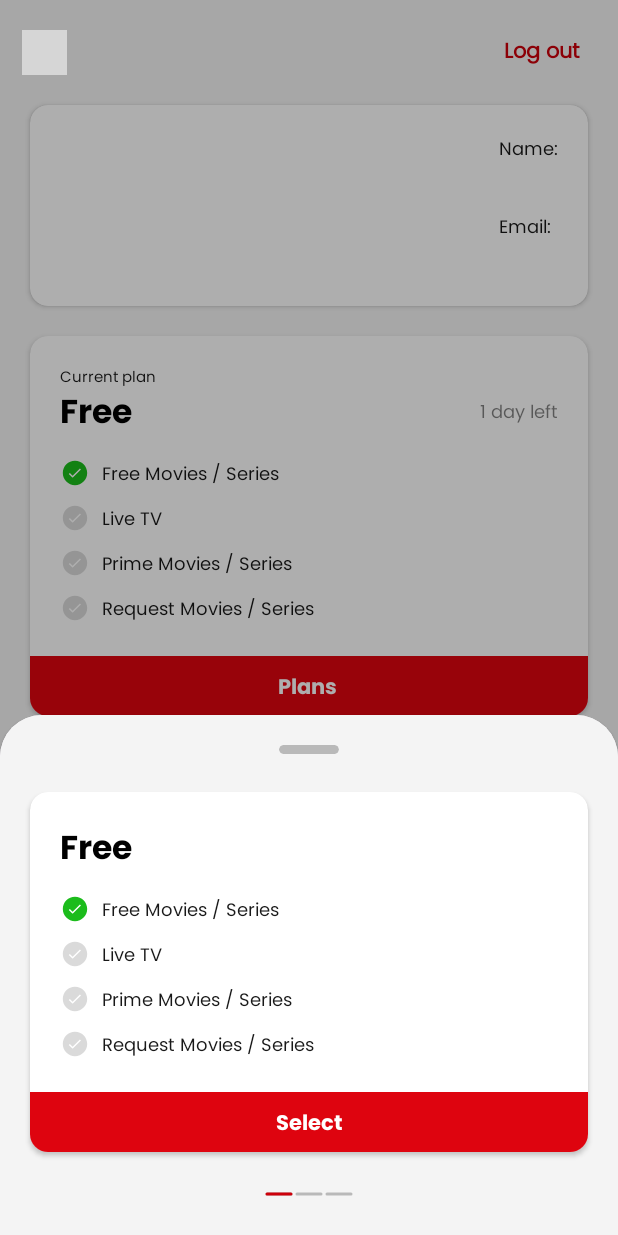
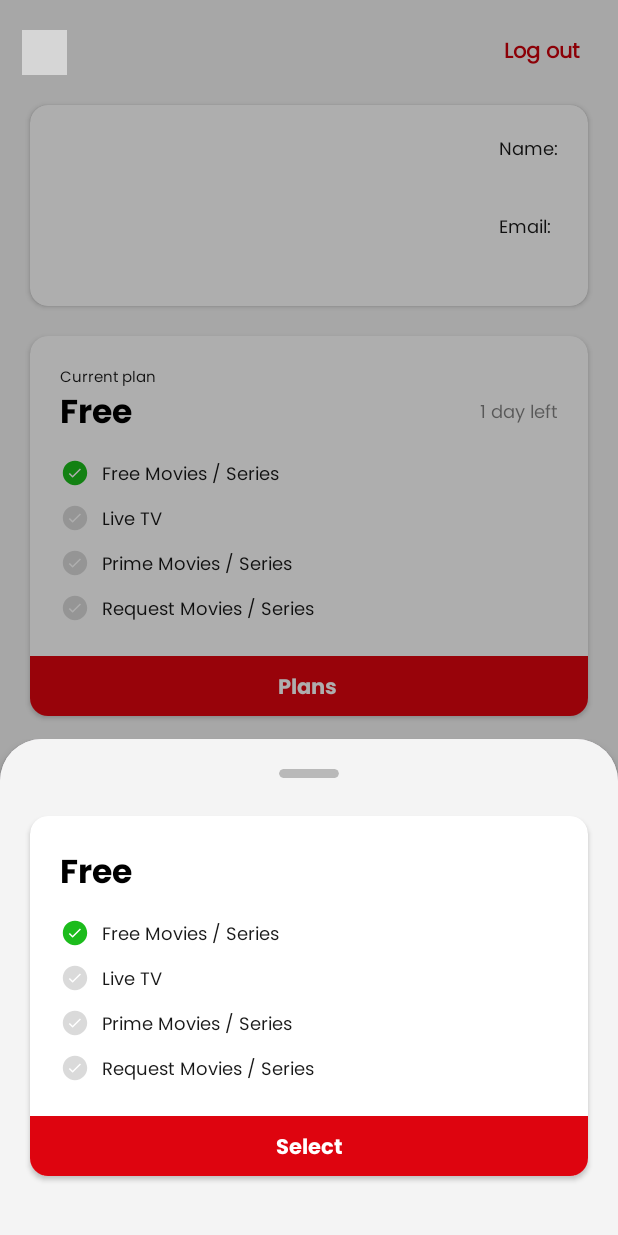
Before and after one commit to rajmaru/Vision, an Android app: the fragment PricingBottomSheet placed in its activity, on a phone screen of 412 x 824 dp. Run offline under Robolectric (Android 15) with nearby library versions, the phone set to English and light mode, and no system bars; our stand-ins replace Firebase (no records; nobody signed in at launch, a user with empty details on screens opened directly); pictures from the network do not load; grey boxes are pictures that could not be loaded.

```diff
--- a/app/src/main/java/com/one/vision/activities/AboutActivity.kt
+++ b/app/src/main/java/com/one/vision/activities/AboutActivity.kt
@@ -7,6 +7,7 @@ import com.bumptech.glide.Glide
 import com.google.android.gms.auth.api.signin.GoogleSignIn
 import com.google.android.gms.auth.api.signin.GoogleSignInClient
 import com.google.android.gms.auth.api.signin.GoogleSignInOptions
+import com.google.android.material.bottomsheet.BottomSheetDialog
 import com.google.firebase.auth.FirebaseAuth
 import com.google.firebase.auth.FirebaseUser
 import com.google.firebase.auth.ktx.auth
--- a/app/src/main/java/com/one/vision/activities/HomeActivity.kt
+++ b/app/src/main/java/com/one/vision/activities/HomeActivity.kt
@@ -509,6 +509,7 @@ class HomeActivity : AppCompatActivity() {
     private fun onClick() {
         binding.homeProfilePic.setOnClickListener {
             startActivity(Intent(this@HomeActivity, AboutActivity::class.java))
+            inAnimation()
         }
 
         binding.homeSlider.registerOnPageChangeCallback(object : ViewPager2.OnPageChangeCallback() {
--- a/app/src/main/java/com/one/vision/activities/MovieActivity.kt
+++ b/app/src/main/java/com/one/vision/activities/MovieActivity.kt
@@ -6,6 +6,7 @@ import android.util.Log
 import android.view.View
 import android.view.ViewGroup
 import android.view.WindowManager
+import android.widget.Toast
 import androidx.appcompat.app.AppCompatActivity
 import androidx.recyclerview.widget.LinearLayoutManager
 import com.google.android.material.tabs.TabLayoutMediator
@@ -15,6 +16,7 @@ import com.one.vision.adapters.MovieMoreAdapter
 import com.one.vision.adapters.MovieRecommendedAdapter
 import com.one.vision.adapters.MovieSeasonPagerAdapter
 import com.one.vision.databinding.ActivityMovieBinding
+import com.one.vision.fragments.PricingBottomSheet
 import com.one.vision.itemdecoration.MovieCastItemMargin
 import com.one.vision.models.Movie
 
@@ -237,6 +239,15 @@ class MovieActivity : AppCompatActivity() {
             onBackPressed()
         }
 
+        binding.moviePlayBtn.setOnClickListener {
+            if(movie?.isPrime == true){
+                val pricingBottomSheet = PricingBottomSheet()
+                pricingBottomSheet.show(supportFragmentManager, "PRICING_BOTTOMSHEET")
+            }else{
+                Toast.makeText(this, "Playing", Toast.LENGTH_SHORT).show()
+            }
+        }
+
         recommendedAdapter.onItemClick = {
             redirectToMovieActivity(it)
         }
--- a/app/src/main/java/com/one/vision/fragments/PricingBottomSheet.kt
+++ b/app/src/main/java/com/one/vision/fragments/PricingBottomSheet.kt
@@ -4,7 +4,7 @@ import android.os.Bundle
 import android.view.LayoutInflater
 import android.view.View
 import android.view.ViewGroup
-import androidx.recyclerview.widget.LinearLayoutManager
+import android.view.WindowManager
 import com.google.android.material.bottomsheet.BottomSheetDialogFragment
 import com.one.vision.adapters.PricingAdapter
 import com.one.vision.databinding.PricingBottomSheetBinding
@@ -29,6 +29,7 @@ class PricingBottomSheet: BottomSheetDialogFragment() {
 
     override fun onViewCreated(view: View, savedInstanceState: Bundle?) {
         super.onViewCreated(view, savedInstanceState)
+
         init()
         getPricingData()
         onClick()
@@ -54,10 +55,10 @@ class PricingBottomSheet: BottomSheetDialogFragment() {
 
     private fun setPricingList() {
         pricingAdapter.setPricingList(this.requireContext(),pricingList)
-        binding.pricingRv.apply {
+        binding.pricingViewpager.apply {
             addItemDecoration(pricingItemDecoration)
             adapter = pricingAdapter
-            layoutManager = LinearLayoutManager(this@PricingBottomSheet.requireContext(), LinearLayoutManager.HORIZONTAL, false)
+            offscreenPageLimit = 1
         }
     }
 
--- a/app/src/main/java/com/one/vision/itemdecoration/PricingItemDecoration.kt
+++ b/app/src/main/java/com/one/vision/itemdecoration/PricingItemDecoration.kt
@@ -16,8 +16,8 @@ import com.one.vision.R
 
 
 class PricingItemDecoration(context: Context) : ItemDecoration() {
-    private val colorActive = context.getResources().getColor(R.color.slider_active_indicator)
-    private val colorInactive = context.getResources().getColor(R.color.slider_inactive_indicator)
+    private val colorActive = context.resources.getColor(R.color.slider_active_indicator)
+    private val colorInactive = context.resources.getColor(R.color.slider_inactive_indicator)
 
     /**
      * Height of the space the indicator takes up at the bottom of the view.
--- a/app/src/main/res/layout/activity_movie.xml
+++ b/app/src/main/res/layout/activity_movie.xml
@@ -257,7 +257,7 @@
             <androidx.viewpager2.widget.ViewPager2
                 android:id="@+id/movie_season_viewpager"
                 android:layout_width="0dp"
-                android:layout_height="550dp"
+                android:layout_height="wrap_content"
                 android:layout_marginTop="8dp"
                 app:layout_constraintEnd_toEndOf="parent"
                 app:layout_constraintStart_toStartOf="parent"
--- a/app/src/main/res/layout/pricing_bottom_sheet.xml
+++ b/app/src/main/res/layout/pricing_bottom_sheet.xml
@@ -4,7 +4,9 @@
     xmlns:tools="http://schemas.android.com/tools"
     android:layout_width="match_parent"
     android:layout_height="wrap_content"
+    android:elevation="@dimen/design_appbar_elevation"
     android:background="@drawable/bottom_sheet_corner"
+    android:fitsSystemWindows="true"
     tools:context=".fragments.PricingBottomSheet">
 
         <androidx.constraintlayout.widget.ConstraintLayout
@@ -23,12 +25,11 @@
                 app:layout_constraintStart_toStartOf="parent"
                 app:layout_constraintTop_toTopOf="parent" />
 
-        <androidx.recyclerview.widget.RecyclerView
-            android:id="@+id/pricing_rv"
+            <androidx.viewpager2.widget.ViewPager2
+                android:id="@+id/pricing_viewpager"
                 android:layout_width="0dp"
                 android:layout_height="wrap_content"
                 android:layout_marginTop="17dp"
-            android:overScrollMode="never"
                 app:layout_constraintEnd_toEndOf="parent"
                 app:layout_constraintStart_toStartOf="parent"
                 app:layout_constraintTop_toBottomOf="@+id/pricing_divider" />
@@ -43,7 +44,7 @@
                 app:layout_constraintBottom_toBottomOf="parent"
                 app:layout_constraintEnd_toEndOf="parent"
                 app:layout_constraintStart_toStartOf="parent"
-            app:layout_constraintTop_toBottomOf="@+id/pricing_rv" />
+                app:layout_constraintTop_toBottomOf="@+id/pricing_viewpager" />
 
         </androidx.constraintlayout.widget.ConstraintLayout>
 
--- a/app/src/main/res/layout/pricing_item.xml
+++ b/app/src/main/res/layout/pricing_item.xml
@@ -3,7 +3,7 @@
     xmlns:app="http://schemas.android.com/apk/res-auto"
     xmlns:tools="http://schemas.android.com/tools"
     android:layout_width="match_parent"
-    android:layout_height="wrap_content"
+    android:layout_height="match_parent"
     android:background="@android:color/transparent">
 
     <com.google.android.material.card.MaterialCardView
--- a/app/src/main/res/values-night/colors.xml
+++ b/app/src/main/res/values-night/colors.xml
@@ -30,6 +30,6 @@
 
     <color name="logo">#F5F5F1</color>
     <color name="slider_active_indicator">#ffffff</color>
-    <color name="slider_inactive_indicator">#252525</color>
+    <color name="slider_inactive_indicator">#2E2E2E</color>
 
 </resources>
```
Lines whose indentation alone changed are shown as unchanged.
